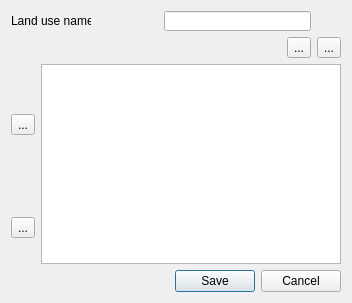
Old version of the form ui/landuse_dialog.ui in the repository MathieuChailloux/MitiConnect.
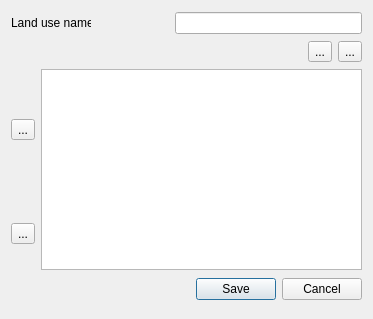
New version of the form.

Commit message: Landuse import names reload OK

Diff of the .ui file:
```diff
--- a/ui/landuse_dialog.ui
+++ b/ui/landuse_dialog.ui
@@ -6,8 +6,8 @@
    <rect>
     <x>0</x>
     <y>0</y>
-    <width>349</width>
-    <height>302</height>
+    <width>373</width>
+    <height>319</height>
    </rect>
   </property>
   <property name="windowTitle">
@@ -33,7 +33,7 @@
      </property>
     </widget>
    </item>
-   <item row="0" column="2" colspan="2">
+   <item row="0" column="2" colspan="3">
     <widget class="QLineEdit" name="landuseDialogName">
      <property name="minimumSize">
       <size>
@@ -78,7 +78,7 @@
     </widget>
    </item>
    <item row="2" column="1" rowspan="2" colspan="4">
-    <widget class="QListView" name="landuseDialogView">
+    <widget class="QTableView" name="landuseDialogView">
      <property name="minimumSize">
       <size>
        <width>300</width>
@@ -96,6 +96,12 @@
    </item>
    <item row="4" column="2" colspan="3">
     <widget class="QDialogButtonBox" name="buttonBox">
+     <property name="maximumSize">
+      <size>
+       <width>16777215</width>
+       <height>25</height>
+      </size>
+     </property>
      <property name="orientation">
       <enum>Qt::Horizontal</enum>
      </property>
```
The commit also changes 1 other file.
